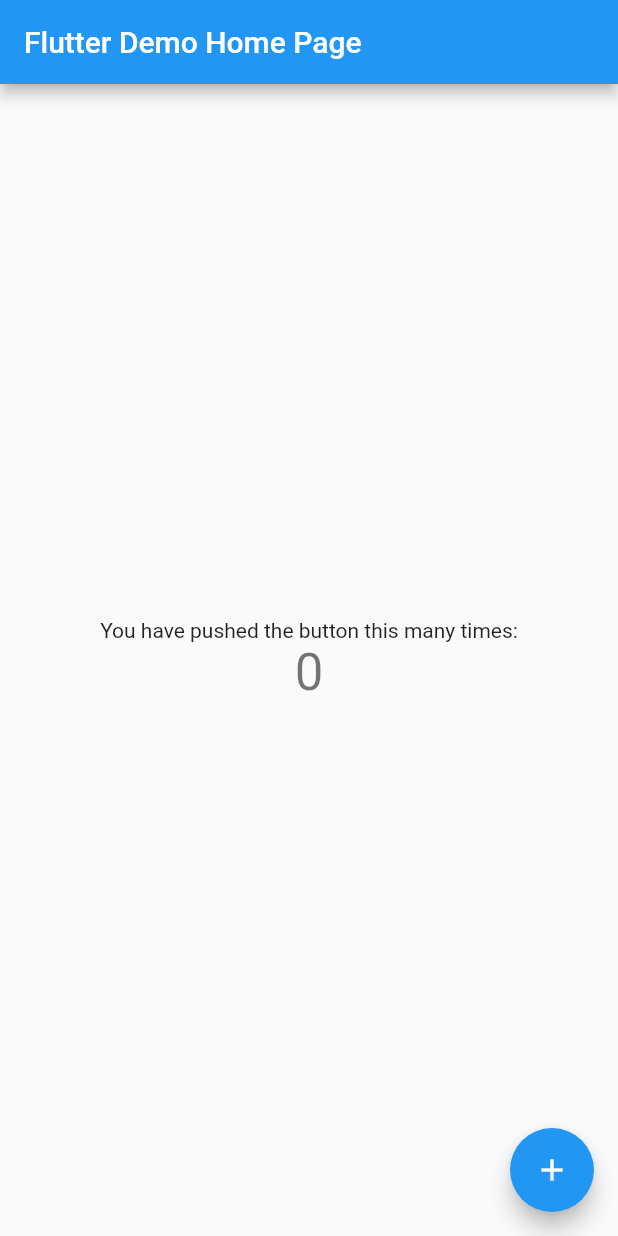
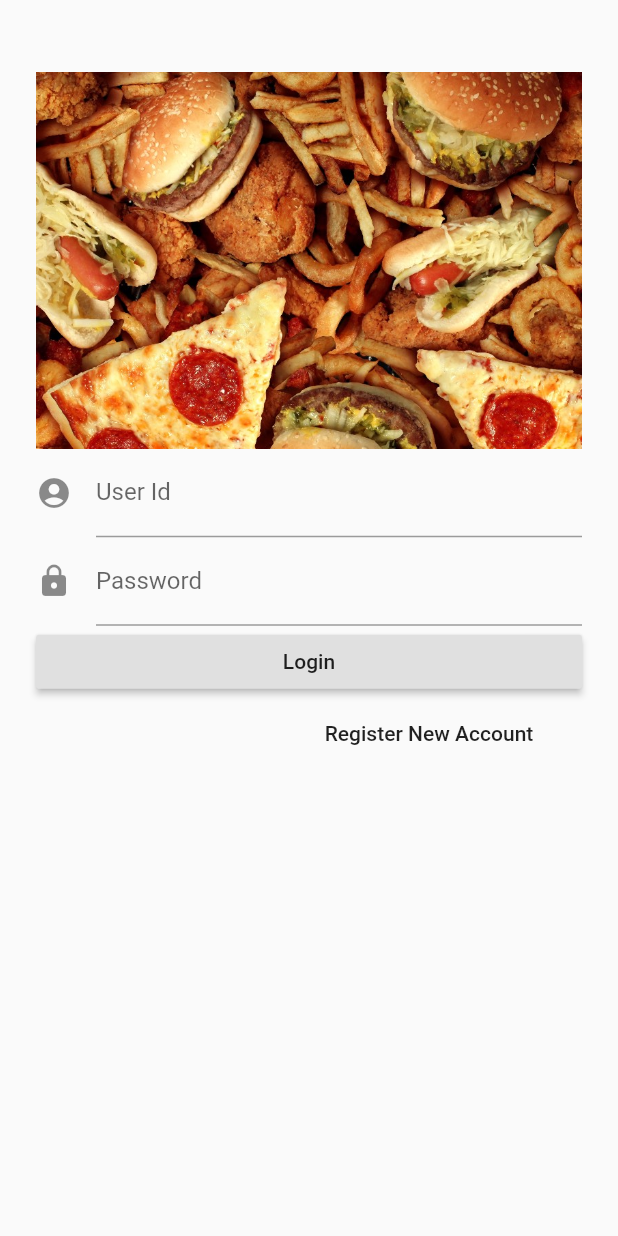
Before and after one commit to POKINBKK/flutter_assignment, a Flutter app: the screen it shows after launch, on a phone screen of 412 x 824 dp. Run offline on Flutter 3.47's test engine with Material 2 defaults, Android fonts, the phone set to English and light mode, and no system bars.

Commit message:
flutter assignment1 complete

```diff
--- a/lib/main.dart
+++ b/lib/main.dart
@@ -1,111 +1,25 @@
 import 'package:flutter/material.dart';
+import './ui/loginForm.dart';
+import './ui/registerForm.dart';
+import './ui/mainPage.dart';
 
 void main() => runApp(MyApp());
 
 class MyApp extends StatelessWidget {
-  // This widget is the root of your application.
   @override
   Widget build(BuildContext context) {
     return MaterialApp(
       title: 'Flutter Demo',
+      debugShowCheckedModeBanner: false,
       theme: ThemeData(
-        // This is the theme of your application.
-        //
-        // Try running your application with "flutter run". You'll see the
-        // application has a blue toolbar. Then, without quitting the app, try
-        // changing the primarySwatch below to Colors.green and then invoke
-        // "hot reload" (press "r" in the console where you ran "flutter run",
-        // or simply save your changes to "hot reload" in a Flutter IDE).
-        // Notice that the counter didn't reset back to zero; the application
-        // is not restarted.
         primarySwatch: Colors.blue,
       ),
-      home: MyHomePage(title: 'Flutter Demo Home Page'),
+      initialRoute: "/login",
+      routes: {
+        "/login": (context) => LoginForm(),
+        "/register": (context) => RegisterForm(),
+         "/": (context) => MainPage(),
+      }
     );
   }
 }
-
-class MyHomePage extends StatefulWidget {
-  MyHomePage({Key key, this.title}) : super(key: key);
-
-  // This widget is the home page of your application. It is stateful, meaning
-  // that it has a State object (defined below) that contains fields that affect
-  // how it looks.
-
-  // This class is the configuration for the state. It holds the values (in this
-  // case the title) provided by the parent (in this case the App widget) and
-  // used by the build method of the State. Fields in a Widget subclass are
-  // always marked "final".
-
-  final String title;
-
-  @override
-  _MyHomePageState createState() => _MyHomePageState();
-}
-
-class _MyHomePageState extends State<MyHomePage> {
-  int _counter = 0;
-
-  void _incrementCounter() {
-    setState(() {
-      // This call to setState tells the Flutter framework that something has
-      // changed in this State, which causes it to rerun the build method below
-      // so that the display can reflect the updated values. If we changed
-      // _counter without calling setState(), then the build method would not be
-      // called again, and so nothing would appear to happen.
-      _counter++;
-    });
-  }
-
-  @override
-  Widget build(BuildContext context) {
-    // This method is rerun every time setState is called, for instance as done
-    // by the _incrementCounter method above.
-    //
-    // The Flutter framework has been optimized to make rerunning build methods
-    // fast, so that you can just rebuild anything that needs updating rather
-    // than having to individually change instances of widgets.
-    return Scaffold(
-      appBar: AppBar(
-        // Here we take the value from the MyHomePage object that was created by
-        // the App.build method, and use it to set our appbar title.
-        title: Text(widget.title),
-      ),
-      body: Center(
-        // Center is a layout widget. It takes a single child and positions it
-        // in the middle of the parent.
-        child: Column(
-          // Column is also layout widget. It takes a list of children and
-          // arranges them vertically. By default, it sizes itself to fit its
-          // children horizontally, and tries to be as tall as its parent.
-          //
-          // Invoke "debug painting" (press "p" in the console, choose the
-          // "Toggle Debug Paint" action from the Flutter Inspector in Android
-          // Studio, or the "Toggle Debug Paint" command in Visual Studio Code)
-          // to see the wireframe for each widget.
-          //
-          // Column has various properties to control how it sizes itself and
-          // how it positions its children. Here we use mainAxisAlignment to
-          // center the children vertically; the main axis here is the vertical
-          // axis because Columns are vertical (the cross axis would be
-          // horizontal).
-          mainAxisAlignment: MainAxisAlignment.center,
-          children: <Widget>[
-            Text(
-              'You have pushed the button this many times:',
-            ),
-            Text(
-              '$_counter',
-              style: Theme.of(context).textTheme.display1,
-            ),
-          ],
-        ),
-      ),
-      floatingActionButton: FloatingActionButton(
-        onPressed: _incrementCounter,
-        tooltip: 'Increment',
-        child: Icon(Icons.add),
-      ), // This trailing comma makes auto-formatting nicer for build methods.
-    );
-  }
-}
--- /dev/null
+++ b/lib/ui/loginForm.dart
@@ -0,0 +1,86 @@
+import 'package:flutter/material.dart';
+
+class LoginForm extends StatefulWidget {
+  @override
+  State<StatefulWidget> createState() {
+    return MyLoginFormState();
+  }
+}
+
+class MyLoginFormState extends State<LoginForm> {
+  final _formKey = GlobalKey<FormState>();
+  final _scaffoldKey = GlobalKey<ScaffoldState>();
+  String uservalue = "", passwordvalue = "";
+  int formState = 0;
+
+  @override
+  Widget build(BuildContext context) {
+    return Scaffold(
+      key: _scaffoldKey,
+      body: Form(
+        key: _formKey,
+        child: ListView(
+          children: <Widget>[
+            Image.asset(
+              "assets/image_1.jpeg",
+            ),
+            TextFormField(
+              decoration: InputDecoration(
+                labelText: "User Id",
+                icon: Icon(Icons.account_circle),
+              ),
+              keyboardType: TextInputType.text,
+              validator: (value) {
+                if(value.isNotEmpty){
+                  uservalue = value;
+                  formState += 1;
+                }
+              },
+            ),
+            TextFormField(
+              decoration: InputDecoration(
+                labelText: "Password",
+                icon: Icon(Icons.lock),
+              ),
+              keyboardType: TextInputType.text,
+              obscureText: true,
+              validator: (value) {
+                if(value.isNotEmpty){
+                  passwordvalue = value;
+                  formState += 1;
+                }
+              },
+            ),
+            RaisedButton(
+              child: Text("Login"),
+              onPressed: () {
+                _formKey.currentState.validate();
+                print(uservalue);
+                print(passwordvalue);
+                if(formState < 2){
+                  _scaffoldKey.currentState.showSnackBar(SnackBar(content: Text("กรุณาระบุ user or password")));
+                  formState = 0;
+                }
+                if(uservalue == "admin" && passwordvalue == "admin"){
+                  _scaffoldKey.currentState.showSnackBar(SnackBar(content: Text("user or password ไม่ถูกต้อง")));
+                  formState = 0;
+                }
+                if(formState == 2){
+                  Navigator.pushNamed(context, "/");
+                }
+              },
+            ),
+            FlatButton(
+              child: Text("Register New Account"),
+              onPressed: (){
+                Navigator.pushNamed(context, "/register");
+              },
+              padding: EdgeInsets.only(left: 160.0),
+            ),
+          ],
+          padding: EdgeInsets.only(left: 24.0, right: 24.0,top: 48.0),
+        ),
+      ),
+    );
+  }
+}
--- a/pubspec.yaml
+++ b/pubspec.yaml
@@ -37,8 +37,8 @@ flutter:
   uses-material-design: true
 
   # To add assets to your application, add an assets section, like this:
-  # assets:
-  #  - images/a_dot_burr.jpeg
+  assets:
+    - assets/
   #  - images/a_dot_ham.jpeg
 
   # An image asset can refer to one or more resolution-specific "variants", see
```
Also changed, not shown: lib/ui/mainPage.dart (added, +64 -0 lines), lib/ui/registerForm.dart (added, +94 -0 lines), assets/image_1.jpeg (added).
